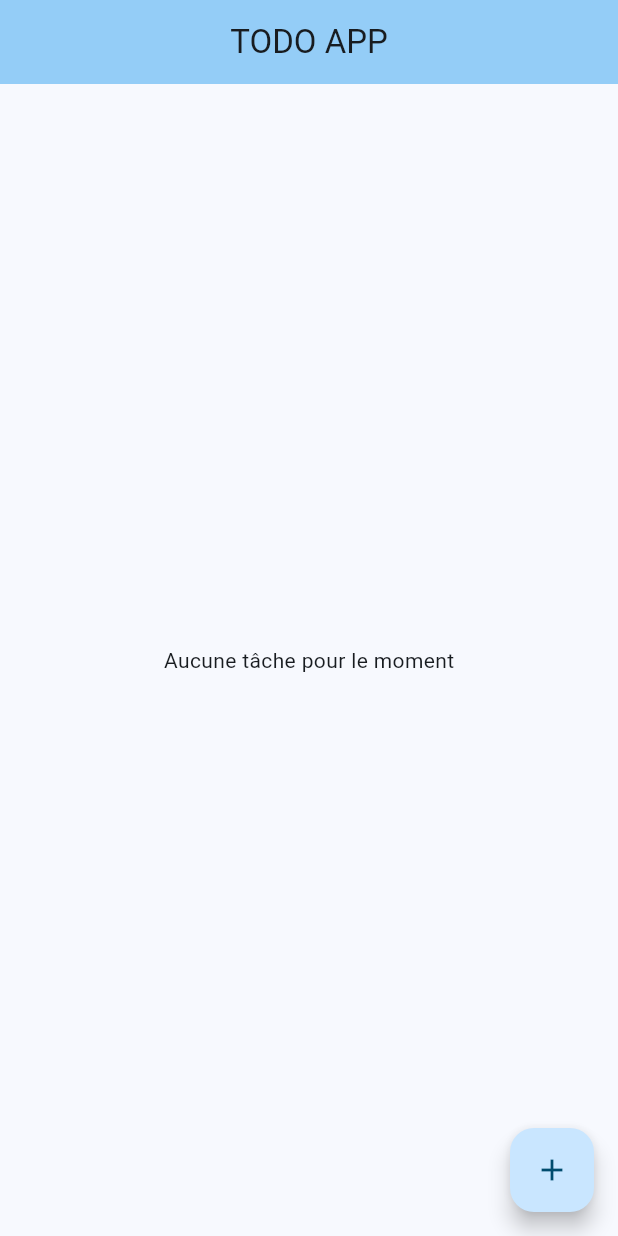
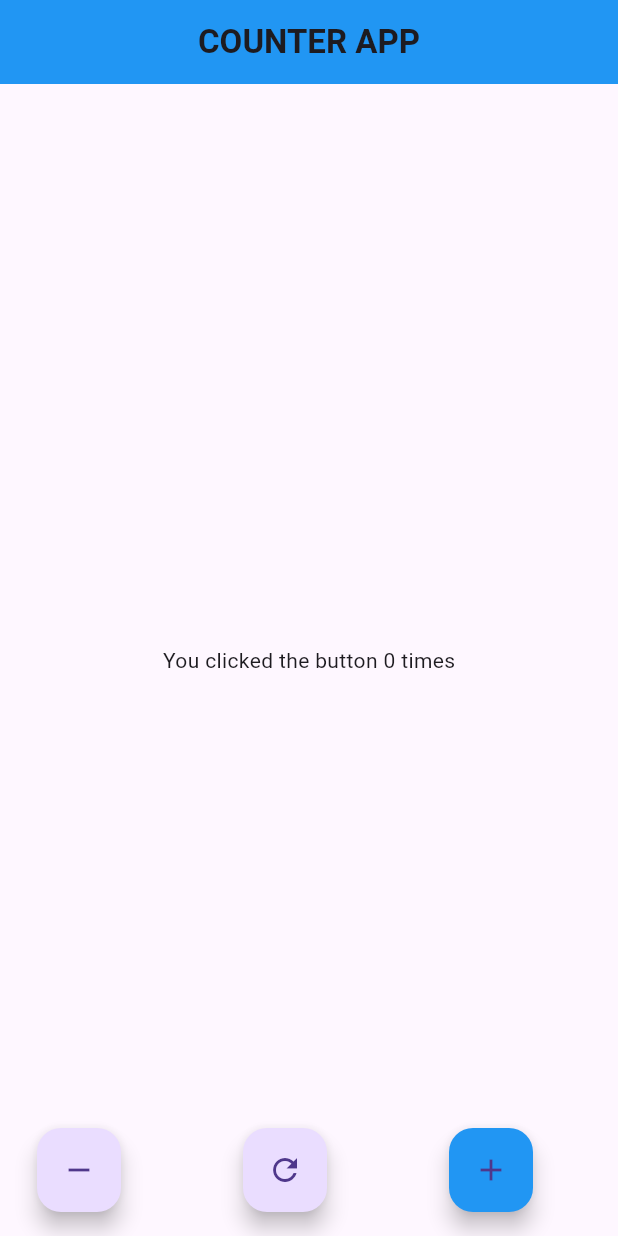
Before and after one commit to Maximekgn/flutter_counterApp, a Flutter app: the screen it shows after launch, on a phone screen of 412 x 824 dp. Run offline on Flutter 3.47's test engine with Material 3 defaults, Android fonts, the phone set to English and light mode, and no system bars.

Commit message:
Refactor TODO app to a counter app: renamed main components, removed task management logic, and implemented counter functionality with increment, decrement, and reset features.

```diff
--- a/lib/main.dart
+++ b/lib/main.dart
@@ -1,145 +1,90 @@
 import 'package:flutter/material.dart';
 
-// 1. Point d'entrée de l'application - Lance l'application Flutter
 void main() {
   runApp(const MyApp());
 }
 
-// 2. Widget racine de l'application (stateless car l'interface globale ne change pas)
 class MyApp extends StatelessWidget {
   const MyApp({super.key});
 
   @override
   Widget build(BuildContext context) {
     return MaterialApp(
-      title: 'TODO APP',
-      theme: ThemeData(
-        // Définit le thème de l'application avec une couleur de base bleue
-        colorScheme: ColorScheme.fromSeed(seedColor: const Color.fromARGB(115, 70, 182, 247)),
-        useMaterial3: true,
-      ),
-      home: const MyHomePage(),
+      home: const HomePage(),
     );
   }
 }
 
-// 3. Page d'accueil (stateful car gère une liste de tâches dynamique)
-class MyHomePage extends StatefulWidget {
-  const MyHomePage({super.key});
+class HomePage extends StatefulWidget {
+
+
+  const HomePage({super.key});
 
   @override
-  State<MyHomePage> createState() => _MyHomePageState();
+  State<HomePage> createState() => _HomePageState();
 }
 
-// 4. État de la page d'accueil qui contient la logique et les données
-class _MyHomePageState extends State<MyHomePage> {
-  // Liste des tâches stockées sous forme de Map avec titre et état
-  final List<Map<String, dynamic>> _tasks = [];
+class _HomePageState extends State<HomePage> {
 
-  // Ajoute une nouvelle tâche à la liste
-  void _addTask(String task) {
-    setState(() {
-      _tasks.add({'title': task, 'completed': false});
-    });
-  }
-
-  // Supprime une tâche à l'index spécifié
-  void _deleteTask(int index) {
-    setState(() {
-      _tasks.removeAt(index);
-    });
-  }
-
-  // Inverse l'état (complété/non complété) d'une tâche
-  void _toggleTask(int index) {
-    setState(() {
-      _tasks[index]['completed'] = !_tasks[index]['completed'];
-    });
-  }
-
+  int _counter = 0 ;
   @override
   Widget build(BuildContext context) {
     return Scaffold(
       appBar: AppBar(
-        backgroundColor: Theme.of(context).colorScheme.inversePrimary,
-        title: const Text('TODO APP'),
+        title: const Text('COUNTER APP', style: TextStyle(fontWeight: FontWeight.bold)),
         centerTitle: true,
+        backgroundColor: Colors.blue,
       ),
-      // Corps principal de l'application avec la liste des tâches
-      body: _tasks.isEmpty
-          ? const Center(
-              child: Text('Aucune tâche pour le moment'),
-            )
-          : ListView.builder(
-              itemCount: _tasks.length,
-              itemBuilder: (context, index) {
-                return ListTile(
-                  // Affiche le titre de la tâche
-                  title: Text(
-                    _tasks[index]['title'],
-                    style: TextStyle(
-                      decoration: _tasks[index]['completed']
-                          ? TextDecoration.lineThrough
-                          : null,
-                    ),
-                  ),
-                  // Case à cocher pour marquer une tâche comme terminée
-                  leading: Checkbox(
-                    value: _tasks[index]['completed'],
-                    onChanged: (bool? value) {
-                      _toggleTask(index);
-                    },
-                  ),
-                  // Bouton pour supprimer une tâche
-                  trailing: IconButton(
-                    icon: const Icon(Icons.delete),
-                    onPressed: () => _deleteTask(index),
-                  ),
-                );
-              },
-            ),
-      // Bouton flottant pour ajouter une nouvelle tâche
-      floatingActionButton: FloatingActionButton(
-        onPressed: () {
-          showDialog(
-            context: context,
-            builder: (context) {
-              String newTask = '';
-              return AlertDialog(
-                title: const Text('Nouvelle tâche'),
-                content: TextField(
-                  autofocus: true,
-                  onChanged: (value) {
-                    newTask = value;
-                  },
-                  decoration: const InputDecoration(
-                    hintText: 'Entrez votre tâche',
-                  ),
-                ),
-                actions: [
-                  TextButton(
-                    onPressed: () {
-                      Navigator.pop(context);
-                    },
-                    child: const Text('Annuler'),
-                  ),
-                  TextButton(
-                    onPressed: () {
-                      if (newTask.isNotEmpty) {
-                        _addTask(newTask);
-                      }
-                      Navigator.pop(context);
-                    },
-                    child: const Text('Ajouter'),
-                  ),
-                ],
-              );
-            },
-          );
-        },
-        tooltip: 'Ajouter une tâche',
-        child: const Icon(Icons.add),
+      body: Center(child: Text("You clicked the button $_counter times")),
+      floatingActionButton: Row(
+        mainAxisAlignment: MainAxisAlignment.spaceAround,
+        children: [
+          _floatingLeftActionButton(),
+          _floatingResetActionButton(),
+          _floatingRightActionButton(),
+        ],
       ),
     );
   }
+
+  // floating action button
+  Widget _floatingRightActionButton() {
+    return FloatingActionButton(
+      onPressed: () => incrementCounter(),
+      child: const Icon(Icons.add),
+      backgroundColor: Colors.blue,
+    );
+  }
+
+  Widget _floatingLeftActionButton() {
+    return FloatingActionButton(
+      onPressed: () => decrementCounter(),
+      child: const Icon(Icons.remove),
+    );
+  }
+
+  Widget _floatingResetActionButton() {
+    return FloatingActionButton(
+      onPressed: () => resetCounter(),
+      child: const Icon(Icons.refresh),
+    );
+  }
+
+  void incrementCounter () {
+    setState(() {
+      _counter ++ ;
+    });
+  }
+
+  void decrementCounter () {
+    setState(() {
+      _counter -- ;
+    });
+  }
+
+  void resetCounter () {
+    setState(() {
+      _counter = 0 ;
+    });
+  }
 }
```
